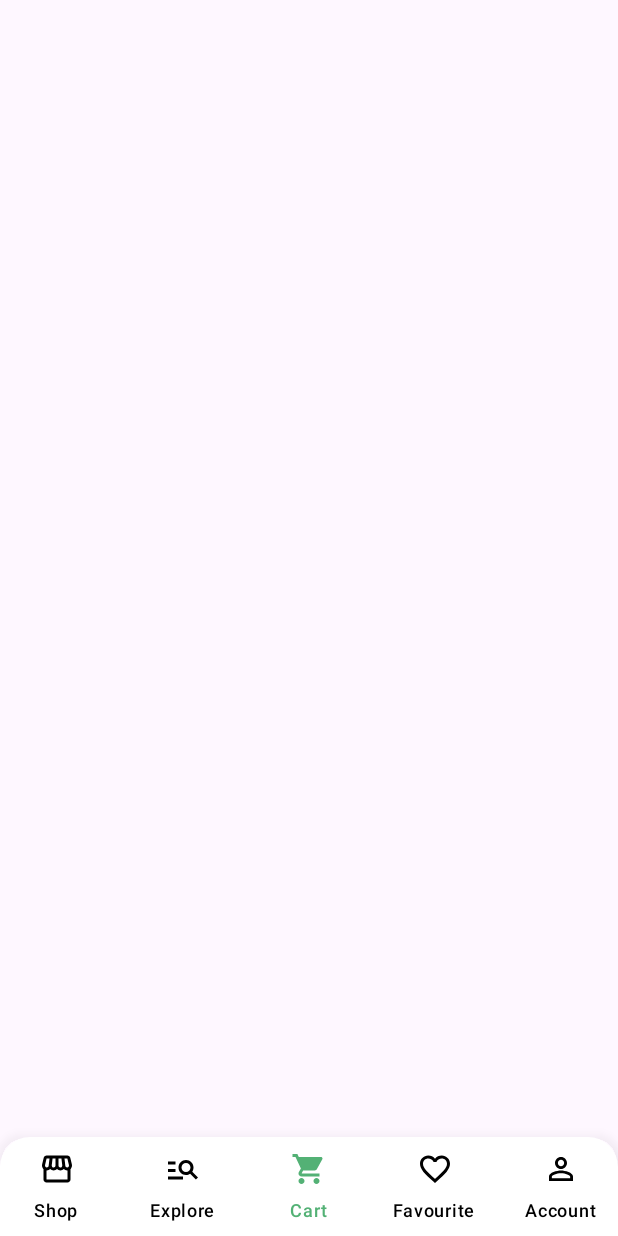
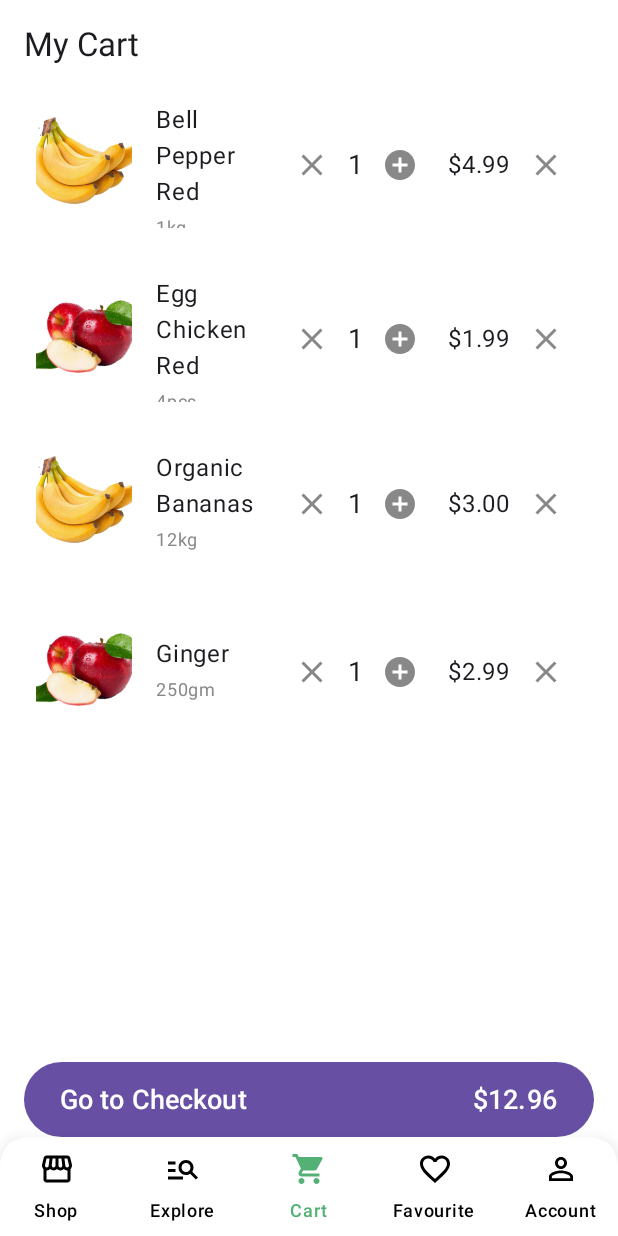
Before and after one commit to marianogrigera/Grupo7-ParcialTP3, an Android app built with Jetpack Compose: the MyCartRoute screen opened through its navigation route, on a phone screen of 412 x 824 dp. Run offline under Robolectric (Android 15) with nearby library versions, the phone set to English and light mode, and no system bars.

Commit message:
Vista carrito

```diff
--- a/app/src/main/java/com/example/grupo7_parcialtp3/ui/theme/views/shop/mycart/MyCart.kt
+++ b/app/src/main/java/com/example/grupo7_parcialtp3/ui/theme/views/shop/mycart/MyCart.kt
@@ -1,22 +1,50 @@
 package com.example.grupo7_parcialtp3.ui.theme.views.shop.mycart
 
+import androidx.compose.foundation.Image
+import androidx.compose.foundation.background
+import androidx.compose.foundation.layout.Arrangement
 import androidx.compose.foundation.layout.Box
+import androidx.compose.foundation.layout.Column
+import androidx.compose.foundation.layout.Row
+import androidx.compose.foundation.layout.Spacer
+import androidx.compose.foundation.layout.fillMaxSize
+import androidx.compose.foundation.layout.fillMaxWidth
+import androidx.compose.foundation.layout.height
 import androidx.compose.foundation.layout.padding
+import androidx.compose.foundation.layout.size
+import androidx.compose.foundation.layout.width
+import androidx.compose.foundation.lazy.LazyColumn
+import androidx.compose.material.icons.Icons
+import androidx.compose.material.icons.filled.AddCircle
+import androidx.compose.material.icons.filled.Close
+import androidx.compose.material3.Button
+import androidx.compose.material3.Card
+import androidx.compose.material3.CardDefaults
+import androidx.compose.material3.Icon
+import androidx.compose.material3.IconButton
+import androidx.compose.material3.MaterialTheme
 import androidx.compose.material3.Scaffold
+import androidx.compose.material3.Text
 import androidx.compose.runtime.Composable
 import androidx.compose.runtime.getValue
 import androidx.compose.runtime.mutableStateOf
 import androidx.compose.runtime.remember
 import androidx.compose.runtime.setValue
+import androidx.compose.ui.Alignment
 import androidx.compose.ui.Modifier
+import androidx.compose.ui.graphics.Color
+import androidx.compose.ui.layout.ContentScale
+import androidx.compose.ui.res.painterResource
 import androidx.compose.ui.tooling.preview.Preview
+import androidx.compose.ui.unit.dp
+import androidx.compose.ui.unit.sp
 import androidx.navigation.NavController
 import androidx.navigation.compose.rememberNavController
+import com.example.grupo7_parcialtp3.R
 import com.example.grupo7_parcialtp3.ui.theme.components.bottomNavBar.BottomNavbar
 
 @Composable
 fun MyCartScreen(navController: NavController) {
-    //COMPLETAR VISTA
     var selectedRoute by remember { mutableStateOf("mycart") }
 
     Scaffold(
@@ -33,8 +61,101 @@ fun MyCartScreen(navController: NavController) {
             )
         }
     ) { paddingValues ->
-        Box(modifier = Modifier.padding(paddingValues)) {
-            // Completar aca la vista
+        Box(
+            modifier = Modifier
+                .fillMaxSize()
+                .background(Color.White)
+                .padding(paddingValues)
+        ) {
+            Column(
+                modifier = Modifier
+                    .fillMaxSize()
+                    .padding(horizontal = 16.dp),
+            ) {
+                Text(
+                    text = "My Cart",
+                    style = MaterialTheme.typography.titleLarge,
+                    modifier = Modifier.padding(vertical = 16.dp)
+                )
+                LazyColumn(
+                    verticalArrangement = Arrangement.spacedBy(16.dp),
+                    modifier = Modifier.weight(1f)
+                ) {
+                    item { CartItem("Bell Pepper Red", "1kg", "$4.99", R.drawable.banana) }
+                    item { CartItem("Egg Chicken Red", "4pcs", "$1.99", R.drawable.manzana) }
+                    item { CartItem("Organic Bananas", "12kg", "$3.00", R.drawable.banana) }
+                    item { CartItem("Ginger", "250gm", "$2.99", R.drawable.manzana) }
+                }
+                Spacer(modifier = Modifier.height(16.dp))
+                CheckoutButton(navController= navController, totalPrice = "$12.96")
+            }
+        }
+    }
+}
+
+@Composable
+fun CartItem(name: String, quantity: String, price: String, imageResource: Int) {
+    Card(
+        modifier = Modifier
+            .fillMaxWidth()
+            .height(100.dp),
+        shape = MaterialTheme.shapes.small,
+        colors = CardDefaults.cardColors(containerColor = Color.White)
+    ) {
+        Row(
+            modifier = Modifier.padding(8.dp),
+            verticalAlignment = Alignment.CenterVertically,
+            horizontalArrangement = Arrangement.SpaceBetween
+        ) {
+            Image(
+                painter = painterResource(imageResource),
+                contentDescription = name,
+                modifier = Modifier.size(64.dp),
+                contentScale = ContentScale.Crop
+            )
+
+            Column(
+                modifier = Modifier.weight(1f).padding(start = 16.dp)
+            ) {
+                Text(text = name, fontWeight = MaterialTheme.typography.bodyLarge.fontWeight)
+                Text(text = quantity, fontSize = 12.sp, color = Color.Gray)
+            }
+
+            Row(
+                verticalAlignment = Alignment.CenterVertically
+            ) {
+                IconButton(onClick = { /* Quitar cantidad */ }) {
+                    Icon(Icons.Default.Close, contentDescription = "Remove", tint = Color.Gray)
+                }
+                Text(text = "1", fontSize = 18.sp)
+                IconButton(onClick = { /* Agregar cantidad */ }) {
+                    Icon(Icons.Default.AddCircle, contentDescription = "Add", tint = Color.Gray)
+                }
+            }
+
+            Text(text = price, fontSize = 16.sp, modifier = Modifier.padding(start = 8.dp))
+
+            IconButton(onClick = { /* Eliminar producto */ }) {
+                Icon(Icons.Default.Close, contentDescription = "Remove from cart", tint = Color.Gray)
+            }
+        }
+    }
+}
+
+@Composable
+fun CheckoutButton(totalPrice: String, navController: NavController) {
+    Button(
+        onClick = { navController.navigate("checkout")},
+        modifier = Modifier
+            .fillMaxWidth()
+            .height(50.dp)
+    ) {
+        Row(
+            modifier = Modifier.fillMaxWidth(),
+            horizontalArrangement = Arrangement.SpaceBetween
+        ) {
+            Text(text = "Go to Checkout", fontSize = 18.sp)
+            Text(text = totalPrice, fontSize = 18.sp)
         }
     }
 }
```
